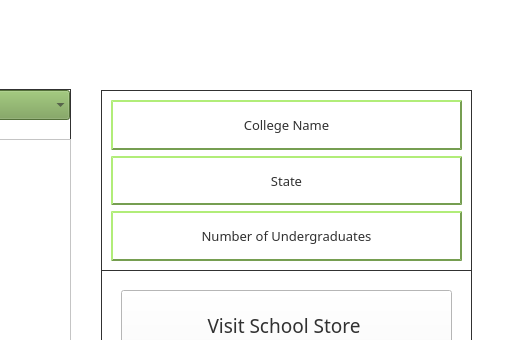
The window that mainwindow.ui (DannyCamacho/CollegeConnect) describes before a commit, drawn with Qt 5; both pictures show x 389 to 900 and y 0 to 340 of the 900 by 600 pixel window.
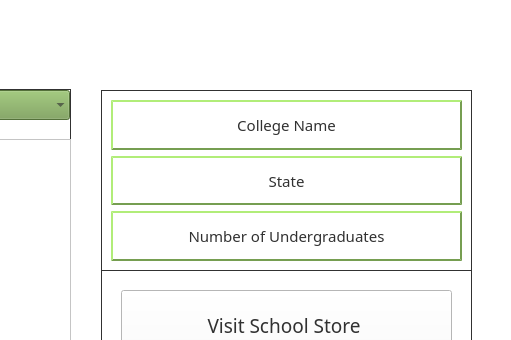
The same window after the commit. Icons and pictures are not drawn.

Commit message: update to window names/icons

The edit to the form file:
```diff
--- a/mainwindow.ui
+++ b/mainwindow.ui
@@ -461,7 +461,7 @@
         <property name="font">
          <font>
           <family>Mongolian Baiti</family>
-          <pointsize>10</pointsize>
+          <pointsize>11</pointsize>
          </font>
         </property>
         <property name="styleSheet">
@@ -486,7 +486,7 @@
         <property name="font">
          <font>
           <family>Mongolian Baiti</family>
-          <pointsize>10</pointsize>
+          <pointsize>11</pointsize>
          </font>
         </property>
         <property name="styleSheet">
@@ -511,7 +511,7 @@
         <property name="font">
          <font>
           <family>Mongolian Baiti</family>
-          <pointsize>10</pointsize>
+          <pointsize>11</pointsize>
          </font>
         </property>
         <property name="styleSheet">
```
The commit also changes 3 other files.
